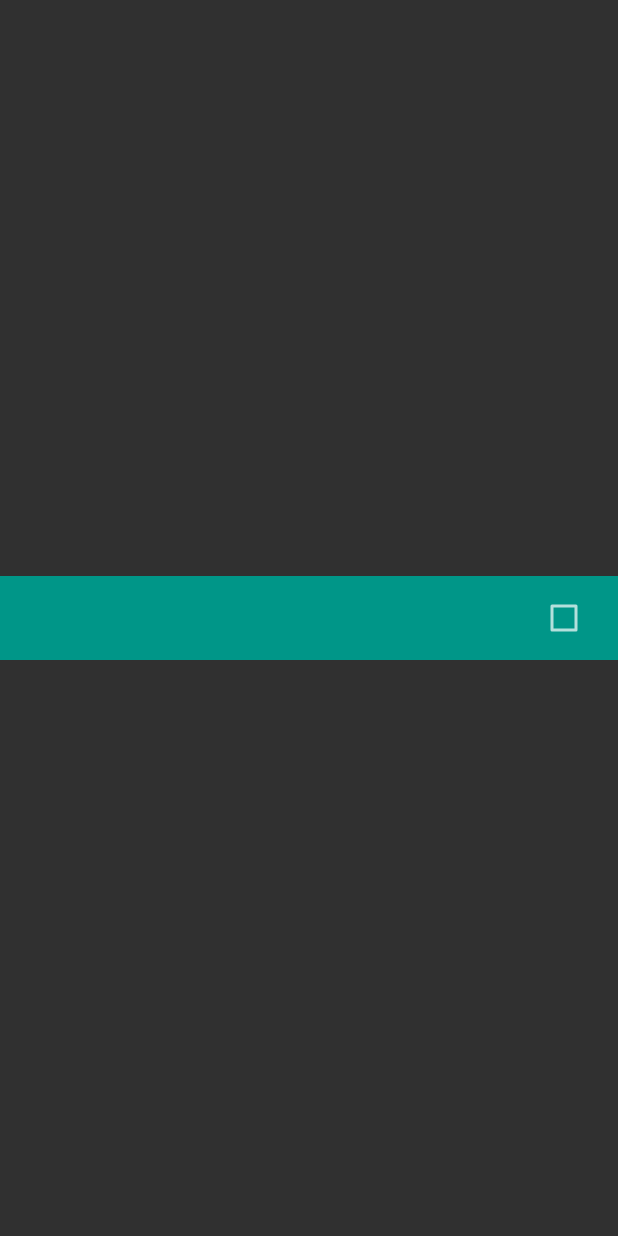
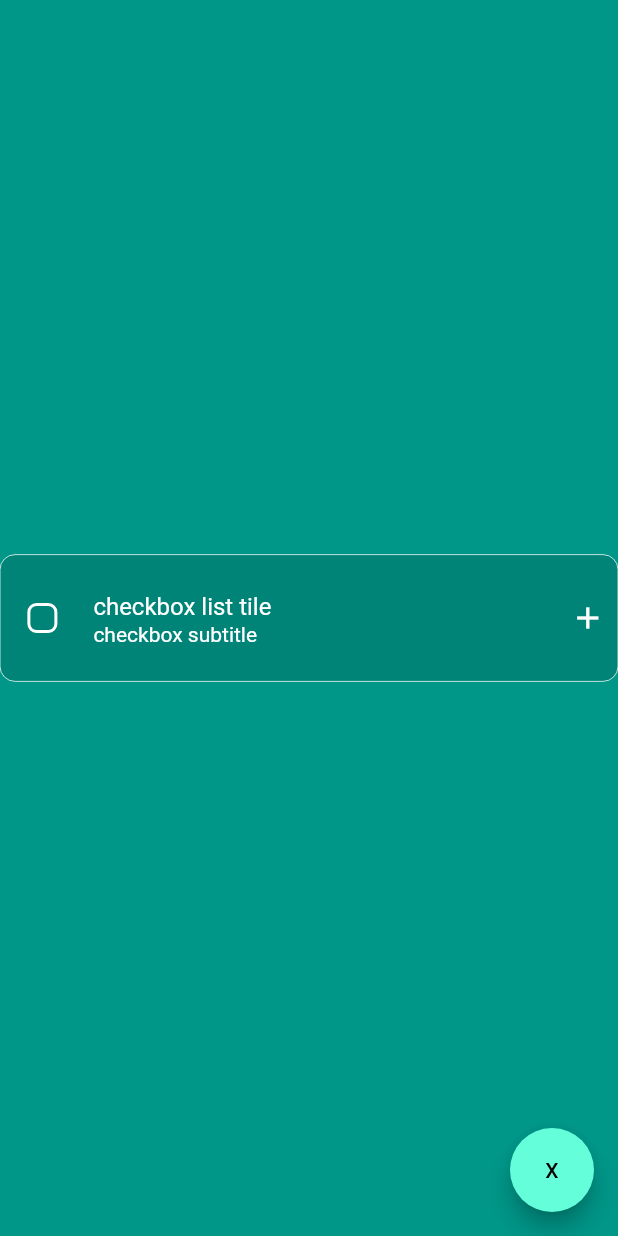
Before and after one commit to ozgurerdogan1/flutter_all_widgets, a Flutter app: the CheckboxListTileWidget screen opened directly, on a phone screen of 412 x 824 dp. Run offline on Flutter 3.47's test engine with Material 2 defaults, Android fonts, the phone set to English and light mode, and no system bars; our stand-ins replace substring_highlight.

```diff
--- a/lib/checkbox_listtile.dart
+++ b/lib/checkbox_listtile.dart
@@ -15,6 +15,8 @@ class _CheckboxListTileWidgetState extends State<CheckboxListTileWidget> {
   @override
   Widget build(BuildContext context) {
     return Scaffold(
+      backgroundColor: Colors.teal,
+      floatingActionButton: FloatingActionButton(onPressed: () {}, child: Text("X")),
       body: Center(
         child: CheckboxListTile(
           value: _check,
@@ -25,8 +27,50 @@ class _CheckboxListTileWidgetState extends State<CheckboxListTileWidget> {
           },
           activeColor: Colors.amber,
           checkColor: Colors.white,
-          tileColor: Colors.teal,
+          tileColor: Colors.black12,
+          controlAffinity: ListTileControlAffinity.leading,
+          dense: false, // yoğunluk
+          autofocus: true,
+          enableFeedback: true, // dokunma sesi
+          tristate: true,
+          isThreeLine: false,
+          enabled: true,
+          // selected: _check ?? false,
+          //selectedTileColor: Colors.amber,
+          side: BorderSide(
+            width: 2,
+            color: Colors.white,
+            style: BorderStyle.solid,
+            strokeAlign: 0,
+          ),
+          visualDensity: VisualDensity.comfortable,
+          secondary: Icon(Icons.add),// sağ tarafında bir widget daha gosterır
 
+          onFocusChange: (value) {
+            if (value) {
+              print("onfocus");
+            }
+            if (!value) {
+              print("on not focus");
+            }
+          },
+          title: Text(
+            "checkbox list tile",
+            style: TextStyle(color: Colors.white),
+          ),
+          subtitle: Text("checkbox subtitle", style: TextStyle(color: Colors.white)),
+          contentPadding: EdgeInsets.all(8),
+          checkboxShape: RoundedRectangleBorder(
+            borderRadius: BorderRadius.circular(5),
+          ),
+          shape: RoundedRectangleBorder(
+              borderRadius: BorderRadius.circular(10.0),
+              side: BorderSide(
+                width: 0.5,
+                color: Colors.white,
+                style: BorderStyle.solid,
+                strokeAlign: 0,
+              )),
         ),
       ),
     );
```
Also changed, not shown: lib/chip_widget.dart (added, +35 -0 lines), lib/choise_chip.dart (added, +33 -0 lines), lib/circle_avatar.dart (added, +18 -0 lines), lib/clip_oval.dart (added, +36 -0 lines), lib/clip_path.dart (added, +37 -0 lines), lib/main.dart (+6 -1 lines).
